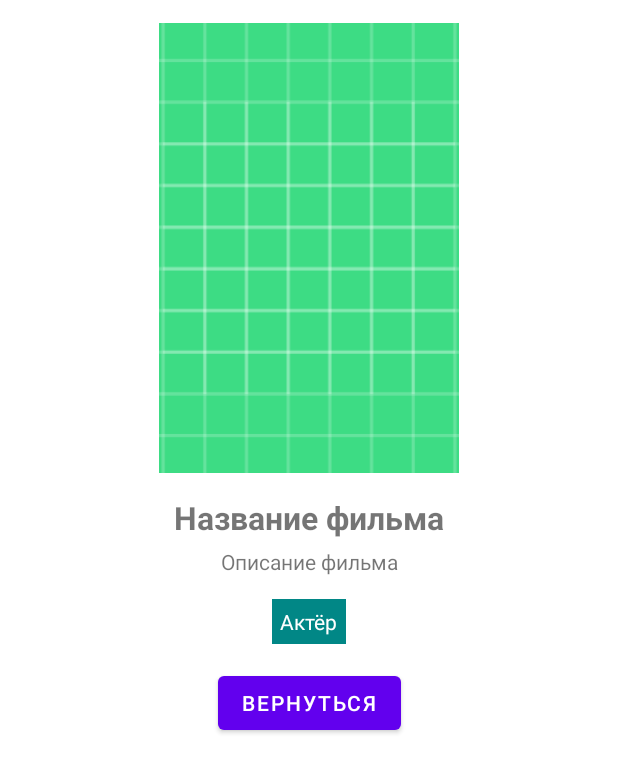
After one commit to WbDmitry/MyNewMoviesApp, an Android app: the layout movie_info_fragment.xml on its own in the app's theme, with its tools: preview values and no code run, on a phone screen of 412 x 824 dp. The commit adds this screen. Shown: the top 773 px of the screen. Run offline under Robolectric (Android 15) with nearby library versions, the phone set to English and light mode, and no system bars.

Commit message:
Создано 2 фрмагмента для отображения списка и карточки по архитектуре MVVM.

```diff
--- a/app/build.gradle
+++ b/app/build.gradle
@@ -38,6 +38,9 @@ dependencies {
     implementation 'androidx.appcompat:appcompat:1.3.0'
     implementation 'com.google.android.material:material:1.3.0'
     implementation 'androidx.constraintlayout:constraintlayout:2.0.4'
+    implementation 'androidx.legacy:legacy-support-v4:1.0.0'
+    implementation 'androidx.lifecycle:lifecycle-livedata-ktx:2.3.1'
+    implementation 'androidx.lifecycle:lifecycle-viewmodel-ktx:2.3.1'
     testImplementation 'junit:junit:4.13.2'
     androidTestImplementation 'androidx.test.ext:junit:1.1.2'
     androidTestImplementation 'androidx.test.espresso:espresso-core:3.3.0'
--- a/app/src/main/java/com/example/mynewmoviesapp/NoteData.kt
+++ /dev/null
@@ -1,3 +0,0 @@
-package com.example.mynewmoviesapp
-
-data class NoteData(var title: String, var description: String)
--- a/app/src/main/java/com/example/mynewmoviesapp/NoteObject.kt
+++ /dev/null
@@ -1,4 +0,0 @@
-package com.example.mynewmoviesapp
-
-object NoteObject {
-}
--- /dev/null
+++ b/app/src/main/res/layout/movie_info_fragment.xml
@@ -0,0 +1,87 @@
+<?xml version="1.0" encoding="utf-8"?>
+<FrameLayout xmlns:android="http://schemas.android.com/apk/res/android"
+    xmlns:app="http://schemas.android.com/apk/res-auto"
+    xmlns:tools="http://schemas.android.com/tools"
+    android:layout_width="match_parent"
+    android:layout_height="match_parent"
+    android:padding="@dimen/margin_15_dp"
+    android:background="@color/white">
+
+    <androidx.constraintlayout.widget.ConstraintLayout
+        android:id="@+id/mainView"
+        android:layout_width="match_parent"
+        android:layout_height="match_parent">
+
+        <androidx.appcompat.widget.AppCompatImageView
+            android:id="@+id/moviePoster"
+            android:layout_width="@dimen/width_200_dp"
+            android:layout_height="@dimen/height_300_dp"
+            android:scaleType="centerCrop"
+            android:src="@drawable/ic_launcher_background"
+            app:layout_constraintEnd_toEndOf="parent"
+            app:layout_constraintStart_toStartOf="parent"
+            app:layout_constraintTop_toTopOf="parent"/>
+
+        <TextView
+            android:id="@+id/movieTitle"
+            android:layout_width="wrap_content"
+            android:layout_height="wrap_content"
+            android:layout_marginTop="@dimen/margin_15_dp"
+            android:textSize="@dimen/textsize_21_sp"
+            android:textStyle="bold"
+            app:layout_constraintEnd_toEndOf="parent"
+            app:layout_constraintStart_toStartOf="parent"
+            app:layout_constraintTop_toBottomOf="@id/moviePoster"
+            tools:text="@string/example_title" />
+
+        <TextView
+            android:id="@+id/movieDescription"
+            android:layout_width="wrap_content"
+            android:layout_height="wrap_content"
+            android:layout_marginTop="@dimen/margin_5_dp"
+            android:textAlignment="center"
+            app:layout_constraintEnd_toEndOf="parent"
+            app:layout_constraintStart_toStartOf="parent"
+            app:layout_constraintTop_toBottomOf="@+id/movieTitle"
+            tools:text="@string/example_description" />
+
+        <TextView
+            android:id="@+id/actor"
+            android:layout_width="wrap_content"
+            android:layout_height="wrap_content"
+            android:textColor="@color/white"
+            android:background="@color/teal_700"
+            tools:text="@string/example_actor"
+            android:padding="@dimen/padding_5_dp"
+            android:layout_marginTop="@dimen/margin_15_dp"
+            app:layout_constraintEnd_toEndOf="parent"
+            app:layout_constraintStart_toStartOf="parent"
+            app:layout_constraintTop_toBottomOf="@id/movieDescription"/>
+
+        <Button
+            android:id="@+id/back"
+            android:layout_width="wrap_content"
+            android:layout_height="wrap_content"
+            android:text="@string/back"
+            app:layout_constraintTop_toBottomOf="@id/actor"
+            app:layout_constraintStart_toStartOf="parent"
+            app:layout_constraintEnd_toEndOf="parent"
+            android:layout_marginTop="@dimen/margin_15_dp"/>
+
+    </androidx.constraintlayout.widget.ConstraintLayout>
+
+    <FrameLayout
+        android:id="@+id/loadingLayout"
+        android:layout_width="match_parent"
+        android:layout_height="match_parent"
+        android:background="@color/white"
+        android:visibility="gone"
+        tools:visibility="gone">
+
+        <ProgressBar
+            style="?android:attr/progressBarStyleLarge"
+            android:layout_width="wrap_content"
+            android:layout_height="wrap_content"
+            android:layout_gravity="center" />
+    </FrameLayout>
+</FrameLayout>
--- /dev/null
+++ b/app/src/main/res/values/dimens.xml
@@ -0,0 +1,14 @@
+<?xml version="1.0" encoding="utf-8"?>
+<resources>
+    <dimen name="city_name_margin_top">50dp</dimen>
+    <dimen name="margin_15_dp">15dp</dimen>
+    <dimen name="temperature_value_text_size">40sp</dimen>
+    <dimen name="feels_like_text_size">30sp</dimen>
+    <dimen name="padding_5_dp">5dp</dimen>
+    <dimen name="width_70_dp">70dp</dimen>
+    <dimen name="height_120_dp">120dp</dimen>
+    <dimen name="textsize_21_sp">21sp</dimen>
+    <dimen name="width_200_dp">200dp</dimen>
+    <dimen name="height_300_dp">300dp</dimen>
+    <dimen name="margin_5_dp">5dp</dimen>
+</resources>
--- a/app/src/main/res/values/strings.xml
+++ b/app/src/main/res/values/strings.xml
@@ -1,3 +1,7 @@
 <resources>
-    <string name="app_name">MyNewMoviesApp</string>
+    <string name="app_name">MoviesApp</string>
+    <string name="example_description">Описание фильма</string>
+    <string name="example_title">Название фильма</string>
+    <string name="example_actor">Актёр</string>
+    <string name="back">Вернуться</string>
 </resources>
```
Also changed, not shown: app/src/main/java/com/example/mynewmoviesapp/MainActivity.kt (+5 -41 lines), app/src/main/java/com/example/mynewmoviesapp/model/AppState.kt (added, +9 -0 lines), app/src/main/java/com/example/mynewmoviesapp/model/entites/Actors.kt (added, +14 -0 lines), app/src/main/java/com/example/mynewmoviesapp/model/entites/Movie.kt (added, +7 -0 lines), app/src/main/java/com/example/mynewmoviesapp/model/repository/Repository.kt (added, +8 -0 lines), app/src/main/java/com/example/mynewmoviesapp/model/repository/RepositoryImpl.kt (added, +13 -0 lines), app/src/main/java/com/example/mynewmoviesapp/ui/main/movieInfo/MovieInfoFragment.kt (added, +89 -0 lines), app/src/main/java/com/example/mynewmoviesapp/ui/main/movieInfo/MovieInfoViewModel.kt (added, +28 -0 lines), app/src/main/java/com/example/mynewmoviesapp/ui/main/moviesList/MoviesListFragment.kt (added, +83 -0 lines), app/src/main/java/com/example/mynewmoviesapp/ui/main/moviesList/MoviesListViewModel.kt (added, +27 -0 lines), app/src/main/res/layout/activity_main.xml (+5 -90 lines), app/src/main/res/layout/movies_list_fragment.xml (added, +71 -0 lines).
